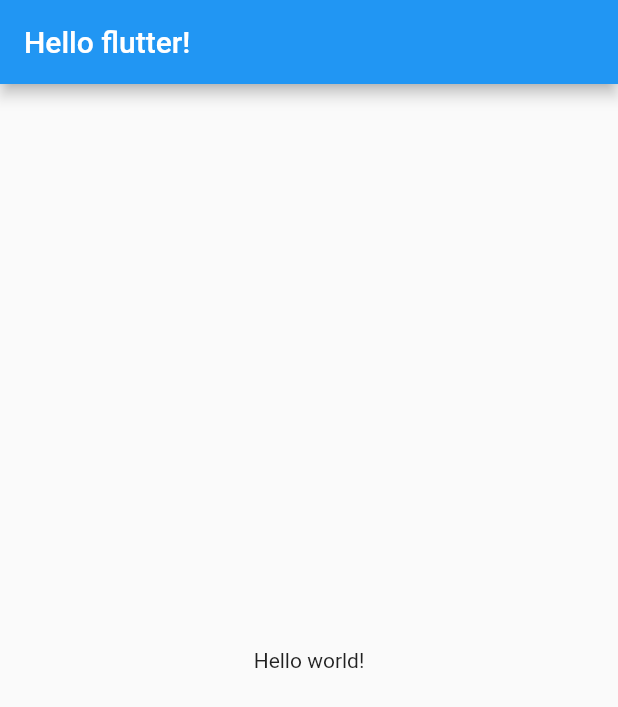
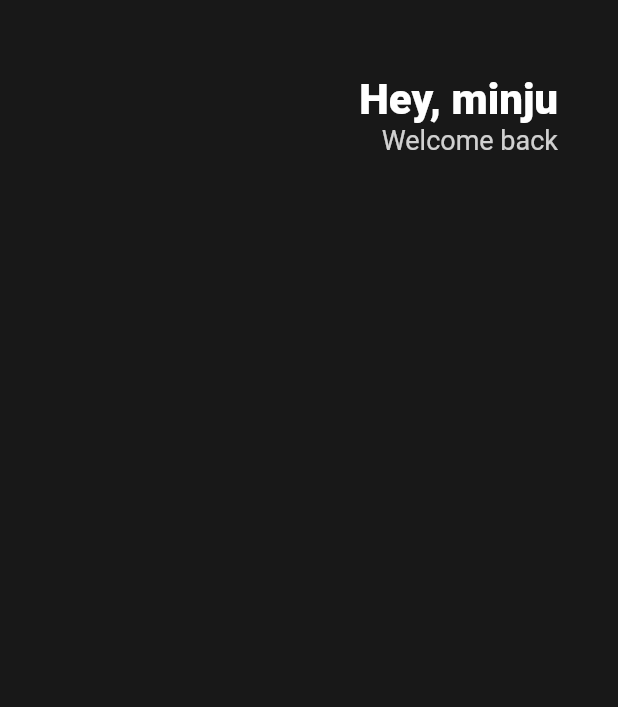
Before and after one commit to alswn2348/stateless_widgets_flutter, a Flutter app: the screen it shows after launch, on a phone screen of 412 x 824 dp. Shown: the top 707 px of the screen. Run offline on Flutter 3.47's test engine with Material 2 defaults, Android fonts, the light colour scheme and no system bars.

Commit message:
design : create header

```diff
--- a/lib/main.dart
+++ b/lib/main.dart
@@ -9,11 +9,39 @@ class App extends StatelessWidget {
   Widget build(BuildContext context) {
     return MaterialApp(
       home: Scaffold(
-        appBar: AppBar(
-          title: Text('Hello flutter!'),
-        ),
-        body: Center(
-          child: Text('Hello world!'),
+        backgroundColor: Color(0xFF181818),
+        body: Padding(
+          padding: EdgeInsets.symmetric(horizontal: 40),
+          child: Column(children: [
+            SizedBox(
+              height: 50,
+            ),
+            Row(
+              mainAxisAlignment: MainAxisAlignment.end,
+              children: [
+                Column(
+                  crossAxisAlignment: CrossAxisAlignment.end,
+                  children: [
+                    Text(
+                      'Hey, minju',
+                      style: TextStyle(
+                        color: Colors.white,
+                        fontSize: 28,
+                        fontWeight: FontWeight.w800,
+                      ),
+                    ),
+                    Text(
+                      'Welcome back',
+                      style: TextStyle(
+                        color: Colors.white.withOpacity(0.8),
+                        fontSize: 18,
+                      ),
+                    ),
+                  ],
+                )
+              ],
+            )
+          ]),
         ),
       ),
     );
```
